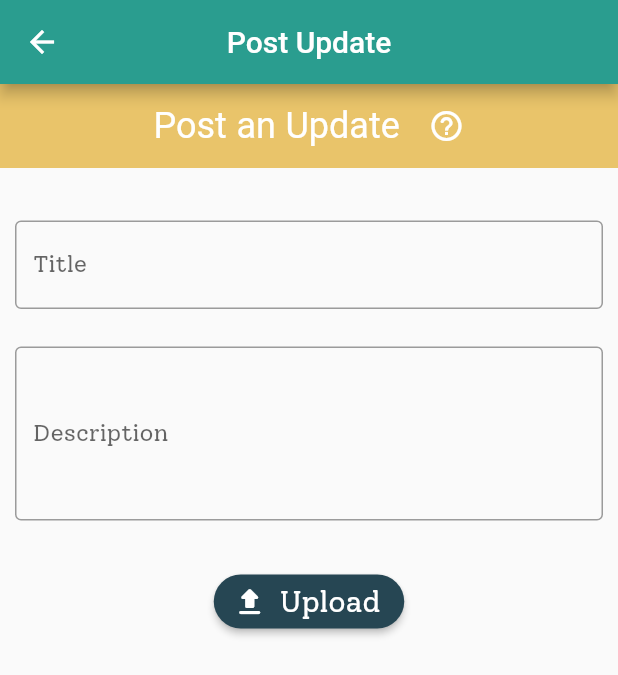
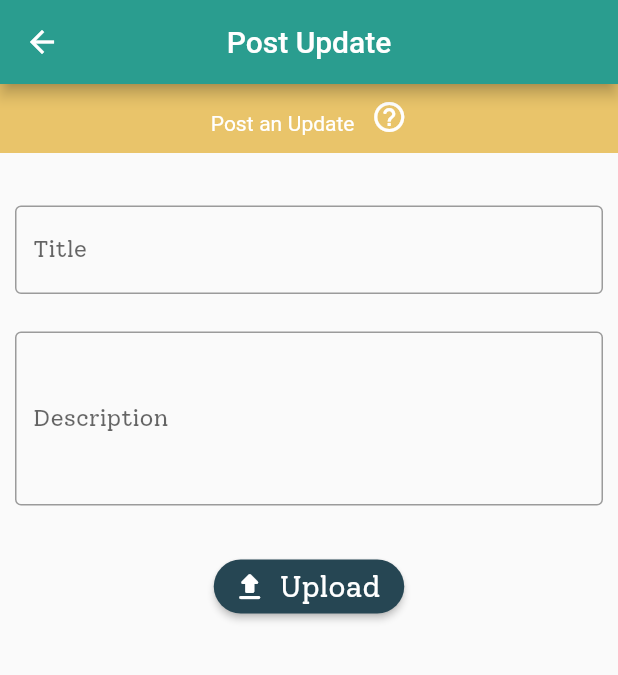
Before and after one commit to hminiken/Animal-Adoption-App, a Flutter app: the AddNewsItem screen opened by its route, on a phone screen of 412 x 824 dp. Shown: the top 675 px of the screen. Run offline on Flutter 3.47's test engine with Material 2 defaults, Android fonts, the phone set to English and light mode, and no system bars; our stand-ins replace cloud_firestore, firebase_auth, firebase_core, firebase_storage, flutter_login, geocoding and 4 more; missing offline and left inert: launch_review; accounts and stored records are empty.

Commit message:
Remove old code

```diff
--- a/lib/pages/add_news_item.dart
+++ b/lib/pages/add_news_item.dart
@@ -30,12 +30,15 @@ class AddNewsItemState extends State<AddNewsItem> {
                   children: [
                     Container(
                       child: Align(
+                        child: FittedBox(
+                            fit: BoxFit.fitHeight,
                             child: RichText(
                               text: TextSpan(children: [
                                 TextSpan(
                                     text: "Post an Update   ",
                                     style: TextStyle(
-                                    color: Colors.white, fontSize: 24)),
+                                      color: Colors.white,
+                                    )),
                                 WidgetSpan(
                                     child: Tooltip(
                                   message:
@@ -48,7 +51,7 @@ class AddNewsItemState extends State<AddNewsItem> {
                                   margin: const EdgeInsets.all(20),
                                 ))
                               ]),
-                        ),
+                            )),
                       ),
 
                       // child: Align(
--- a/lib/pages/new_profile_screen.dart
+++ b/lib/pages/new_profile_screen.dart
@@ -613,8 +613,7 @@ class NewProfileState extends State<NewProfile> {
                                   radius: 80.0,
                                   backgroundImage: !updatePhoto
                                       ? NetworkImage(args.url)
-                                      : FileImage(File(imagePath))
-                                          as ImageProvider,
+                                      : FileImage(image) as ImageProvider,
                                   backgroundColor: Colors.transparent,
                                 )),
                           ),
```
Also changed, not shown: lib/pages/daily_feed.dart (+0 -118 lines), lib/pages/email_preferences.dart (+0 -19 lines), lib/pages/select_location_screen.dart (+0 -8 lines). Lines whose indentation alone changed are shown as unchanged.
